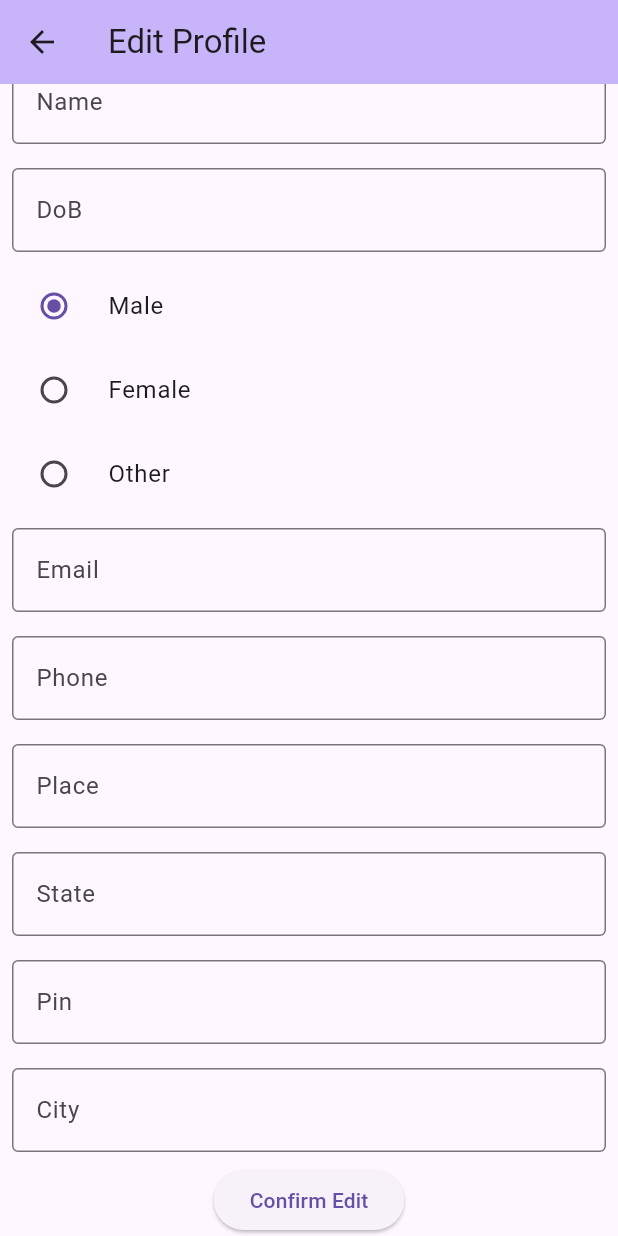
After one commit to vmappsofficial/trash_detection, a Flutter app: the MyEditPage screen opened directly, scrolled down 244 dp, after a tap on "Male", on a phone screen of 412 x 824 dp. The commit adds this screen. Run offline on Flutter 3.47's test engine with Material 3 defaults, Android fonts, the light colour scheme and no system bars; our stand-ins replace fluttertoast, image_picker, permission_handler, shared_preferences; accounts and stored records are empty; network calls fail.

Commit message:
Trash detection 1

```diff
--- /dev/null
+++ b/lib/edit_profile.dart
@@ -0,0 +1,320 @@
+
+
+import 'dart:io';
+
+import 'package:http/http.dart' as http;
+import 'dart:convert';
+
+import 'package:flutter/material.dart';
+import 'package:fluttertoast/fluttertoast.dart';
+import 'package:shared_preferences/shared_preferences.dart';
+import 'package:image_picker/image_picker.dart ';
+
+import 'package:permission_handler/permission_handler.dart';
+import 'package:trashdetection/main.dart';
+
+
+void main() {
+  runApp(const MyEdit());
+}
+
+class MyEdit extends StatelessWidget {
+  const MyEdit({super.key});
+
+  @override
+  Widget build(BuildContext context) {
+    return MaterialApp(
+      title: 'Edit Profile',
+      theme: ThemeData(
+
+        colorScheme: ColorScheme.fromSeed(seedColor: Colors.deepPurple),
+        useMaterial3: true,
+      ),
+      home: const MyEditPage(title: 'Edit Profile'),
+    );
+  }
+}
+
+class MyEditPage extends StatefulWidget {
+  const MyEditPage({super.key, required this.title});
+
+  final String title;
+
+  @override
+  State<MyEditPage> createState() => _MyEditPageState();
+}
+
+class _MyEditPageState extends State<MyEditPage> {
+
+  _MyEditPageState()
+  {
+    _get_data();
+  }
+
+  String gender = "Male"; TextEditingController nameController= new TextEditingController();
+  TextEditingController dobController= new TextEditingController();
+  TextEditingController emailController= new TextEditingController();
+  TextEditingController phoneController= new TextEditingController();
+  TextEditingController placeController= new TextEditingController();
+  TextEditingController pinController= new TextEditingController();
+  TextEditingController stateController= new TextEditingController();
+  TextEditingController cityController = new TextEditingController();
+
+
+  void _get_data() async{
+
+
+
+    SharedPreferences sh = await SharedPreferences.getInstance();
+    String url = sh.getString('url').toString();
+    String lid = sh.getString('lid').toString();
+    String img = sh.getString('img_url').toString();
+
+
+    final urls = Uri.parse('$url/view_profile/');
+    try {
+      final response = await http.post(urls, body: {
+        'lid':lid
+
+      });
+      if (response.statusCode == 200) {
+        String status = jsonDecode(response.body)['status'];
+        if (status=='ok') {
+          String name = jsonDecode(response.body)['name'].toString();
+          String dob = jsonDecode(response.body)['dob'].toString();
+          String gender = jsonDecode(response.body)['gender'].toString();
+          String email = jsonDecode(response.body)['email'].toString();
+          String phone = jsonDecode(response.body)['phone'].toString();
+          String place = jsonDecode(response.body)['place'].toString();
+          String city = jsonDecode(response.body)['city'].toString();
+          String state = jsonDecode(response.body)['state'].toString();
+          String pin = jsonDecode(response.body)['pin'].toString();
+          String photo = img + jsonDecode(response.body)['photo'].toString();
+
+
+          nameController.text=name;
+          dobController.text=dob;
+          emailController.text=email;
+          phoneController.text=phone;
+          placeController.text=place;
+          stateController.text=state;
+          pinController.text=pin;
+          cityController.text = city;
+
+        }else {
+          Fluttertoast.showToast(msg: 'Not Found');
+        }
+      }
+      else {
+        Fluttertoast.showToast(msg: 'Network Error');
+      }
+    }
+    catch (e){
+      Fluttertoast.showToast(msg: e.toString());
+    }
+  }
+
+  @override
+  Widget build(BuildContext context) {
+
+
+
+
+    return WillPopScope(
+      onWillPop: () async{ return true; },
+      child: Scaffold(
+        appBar: AppBar(
+          backgroundColor: Theme.of(context).colorScheme.inversePrimary,
+          title: Text(widget.title),
+        ),
+        body: SingleChildScrollView(
+          child: Column(
+            mainAxisAlignment: MainAxisAlignment.center,
+            children: <Widget>[
+
+              if (_selectedImage != null) ...{
+                InkWell(
+                  child:
+                  Image.file(_selectedImage!, height: 400,),
+                  radius: 399,
+                  onTap: _checkPermissionAndChooseImage,
+                  // borderRadius: BorderRadius.all(Radius.circular(200)),
+                ),
+              } else ...{
+                // Image(image: NetworkImage(),height: 100, width: 70,fit: BoxFit.cover,),
+                InkWell(
+                  onTap: _checkPermissionAndChooseImage,
+                  child:Column(
+                    children: [
+                      Image(image: NetworkImage('https://cdn.pixabay.com/photo/2017/11/10/05/24/select-2935439_1280.png'),height: 200,width: 200,),
+                      Text('Select Image',style: TextStyle(color: Colors.cyan))
+                    ],
+                  ),
+                ),
+              },
+
+              Padding(
+                padding: const EdgeInsets.all(8),
+                child: TextField(
+                  controller: nameController,
+                  decoration: InputDecoration(border: OutlineInputBorder(),label: Text("Name")),
+                ),
+              ),
+              Padding(
+                padding: const EdgeInsets.all(8),
+                child: TextField(
+                  controller: dobController,
+                  decoration: InputDecoration(border: OutlineInputBorder(),label: Text("DoB")),
+                ),
+              ),
+              RadioListTile(value: "Male", groupValue: gender, onChanged: (value) { setState(() {gender="Male";}); },title: Text("Male"),),
+              RadioListTile(value: "Female", groupValue: gender, onChanged: (value) { setState(() {gender="Female";}); },title: Text("Female"),),
+              RadioListTile(value: "Other", groupValue: gender, onChanged: (value) { setState(() {gender="Other";}); },title: Text("Other"),),
+              Padding(
+                padding: const EdgeInsets.all(8),
+                child: TextField(
+                  controller: emailController,
+                  decoration: InputDecoration(border: OutlineInputBorder(),label: Text("Email")),
+                ),
+              ),   Padding(
+                padding: const EdgeInsets.all(8),
+                child: TextField(
+                  controller: phoneController,
+                  decoration: InputDecoration(border: OutlineInputBorder(),label: Text("Phone")),
+                ),
+              ),   Padding(
+                padding: const EdgeInsets.all(8),
+                child: TextField(
+                  controller: placeController,
+                  decoration: InputDecoration(border: OutlineInputBorder(),label: Text("Place")),
+                ),
+              ),   Padding(
+                padding: const EdgeInsets.all(8),
+                child: TextField(
+                  controller: stateController,
+                  decoration: InputDecoration(border: OutlineInputBorder(),label: Text("State")),
+                ),
+              ),
+              Padding(
+                padding: const EdgeInsets.all(8),
+                child: TextField(
+                  controller: pinController,
+                  decoration: InputDecoration(border: OutlineInputBorder(),label: Text("Pin")),
+                ),
+              ),
+              Padding(
+                padding: const EdgeInsets.all(8),
+                child: TextField(
+                  controller: cityController,
+                  decoration: InputDecoration(border: OutlineInputBorder(),label: Text("City")),
+                ),
+              ),
+
+
+              ElevatedButton(
+                onPressed: () {
+                  _send_data();
+
+                },
+                child: Text("Confirm Edit"),
+              ),
+            ],
+          ),
+        ),
+      ),
+    );
+  }
+  void _send_data() async{
+
+    String uname=nameController.text;
+    String dob=dobController.text;
+    String email=emailController.text;
+    String phone=phoneController.text;
+    String place=placeController.text;
+    String city = cityController.text;
+    String pin=pinController.text;
+    String state=stateController.text;
+
+
+
+    SharedPreferences sh = await SharedPreferences.getInstance();
+    String url = sh.getString('url').toString();
+    String lid = sh.getString('lid').toString();
+
+    final urls = Uri.parse('$url/edit_profile/');
+    try {
+
+      final response = await http.post(urls, body: {
+        "photo":photo,
+        'name1':uname,
+        'city1':city,
+        'dob1':dob,
+        'state1':state,
+        'gender1':gender,
+        'email1':email,
+        'phone_number1':phone,
+        'place1':place,
+        'pincode1':pin,
+        'lid':lid,
+
+      });
+      if (response.statusCode == 200) {
+        String status = jsonDecode(response.body)['status'];
+        if (status=='ok') {
+
+          Fluttertoast.showToast(msg: 'Updated Successfully');
+          // Navigator.push(context, MaterialPageRoute(
+          //   builder: (context) => ViewProfilePage(title: "Profile"),));
+        }else {
+          Fluttertoast.showToast(msg: 'Not Found');
+        }
+      }
+      else {
+        Fluttertoast.showToast(msg: 'Network Error');
+      }
+    }
+    catch (e){
+      Fluttertoast.showToast(msg: e.toString());
+    }
+  }
+  File? _selectedImage;
+  String? _encodedImage;
+  Future<void> _chooseAndUploadImage() async {
+    final picker = ImagePicker();
+    final pickedImage = await picker.pickImage(source: ImageSource.gallery);
+
+    if (pickedImage != null) {
+      setState(() {
+        _selectedImage = File(pickedImage.path);
+        _encodedImage = base64Encode(_selectedImage!.readAsBytesSync());
+        photo = _encodedImage.toString();
+      });
+    }
+  }
+
+  Future<void> _checkPermissionAndChooseImage() async {
+    final PermissionStatus status = await Permission.mediaLibrary.request();
+    if (status.isGranted) {
+      _chooseAndUploadImage();
+    } else {
+      showDialog(
+        context: context,
+        builder: (BuildContext context) => AlertDialog(
+          title: const Text('Permission Denied'),
+          content: const Text(
+            'Please go to app settings and grant permission to choose an image.',
+          ),
+          actions: [
+            TextButton(
+              onPressed: () => Navigator.pop(context),
+              child: const Text('OK'),
+            ),
+          ],
+        ),
+      );
+    }
+  }
+
+  String photo = '';
+
+}
--- a/lib/password_page2.dart
+++ b/lib/password_page2.dart
@@ -9,7 +9,7 @@ void main() {
 }
 final current_password = TextEditingController();
 final new_password = TextEditingController();
-final new_password2 = TextEditingController();
+final confirm_password = TextEditingController();
 class MyApp extends StatelessWidget {
   const MyApp({super.key});
 
@@ -30,7 +30,12 @@ class change_password extends StatefulWidget {
 }
 
 class _change_passwordState extends State<change_password> {
-  @override
+  TextEditingController current_password=new TextEditingController();
+  TextEditingController new_password = new TextEditingController();
+  TextEditingController confirm_password = new TextEditingController();
+
+
+   @override
   Widget build(BuildContext context) {
     return Scaffold(
       appBar:AppBar(backgroundColor: Color(0xFFE9FAF6),elevation: 0,centerTitle: true,title: Text('AQUA AI',style:TextStyle(fontWeight: FontWeight.bold,color:Colors.black),),actions: [
@@ -104,7 +109,7 @@ class _change_passwordState extends State<change_password> {
               ),
               SizedBox(height:20,),
               TextFormField(
-                controller: new_password2,
+                controller: confirm_password,
                 style:const TextStyle(color: Colors.black),
                 decoration: InputDecoration(
                   filled: true,
--- a/lib/view_profile_page.dart
+++ b/lib/view_profile_page.dart
@@ -4,6 +4,7 @@ import 'package:flutter/material.dart';
 import 'package:fluttertoast/fluttertoast.dart';
 import 'package:http/http.dart' as http;
 import 'package:shared_preferences/shared_preferences.dart';
+import 'package:trashdetection/edit_profile.dart';
 void main(){
 
   runApp(MyApp());
@@ -82,17 +83,14 @@ class _ViewProfilePageState extends State<ViewProfilePage> {
                   padding: EdgeInsets.all(5),
                   child: Text(pin_),
                 ),
-                Padding(
-                  padding: EdgeInsets.all(5),
-                  child: Text(district_),
-                ),
+
 
               ],
             ),
             ElevatedButton(
               onPressed: () {
-                // Navigator.push(context, MaterialPageRoute(
-                //   builder: (context) => MyEditPage(title: "Edit Profile"),));
+                Navigator.push(context, MaterialPageRoute(
+                  builder: (context) => MyEditPage(title: "Edit Profile"),));
               },
               child: Text("Edit Profile"),
             ),
@@ -113,7 +111,6 @@ class _ViewProfilePageState extends State<ViewProfilePage> {
   String place_ = "";
   String state_="";
   String pin_ = "";
-  String district_ = "";
   String photo_ = "";
   String city_ ="";
 
@@ -131,17 +128,16 @@ class _ViewProfilePageState extends State<ViewProfilePage> {
       if (response.statusCode == 200) {
         String status = jsonDecode(response.body)['status'];
         if (status == 'ok') {
-          String name = jsonDecode(response.body)['name'];
-          String dob = jsonDecode(response.body)['dob'];
-          String gender = jsonDecode(response.body)['gender'];
-          String email = jsonDecode(response.body)['email'];
-          String phone = jsonDecode(response.body)['phone'];
-          String place = jsonDecode(response.body)['place'];
+          String name = jsonDecode(response.body)['name'].toString();
+          String dob = jsonDecode(response.body)['dob'].toString();
+          String gender = jsonDecode(response.body)['gender'].toString();
+          String email = jsonDecode(response.body)['email'].toString();
+          String phone = jsonDecode(response.body)['phone'].toString();
+          String place = jsonDecode(response.body)['place'].toString();
 
-          String state = jsonDecode(response.body)['state'];
-          String pin = jsonDecode(response.body)['pin'];
-          String district = jsonDecode(response.body)['district'];
-          String photo = img + jsonDecode(response.body)['photo'];
+          String state = jsonDecode(response.body)['state'].toString();
+          String pin = jsonDecode(response.body)['pin'].toString();
+          String photo = img + jsonDecode(response.body)['photo'].toString();
 
           setState(() {
             name_ = name;
@@ -152,7 +148,6 @@ class _ViewProfilePageState extends State<ViewProfilePage> {
             place_ = place;
             state_ = state;
             pin_ = pin;
-            district_ = district;
             photo_ = photo;
           });
         } else {
```
Also changed, not shown: lib/Account_page.dart (+21 -0 lines), lib/login.dart (+15 -12 lines), lib/user_register.dart (+83 -11 lines).
